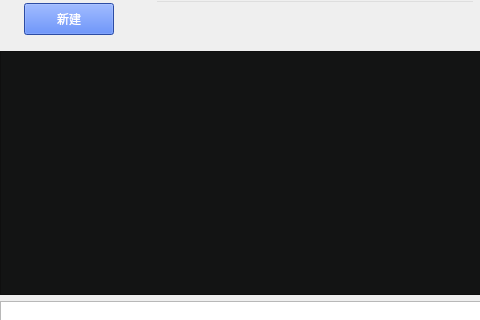
Above: widget.ui from Franklin-Qi/kylinNote before the change; both pictures show x 0 to 480 and y 0 to 320 of the 704 by 590 pixel window. Below: the same form after it.
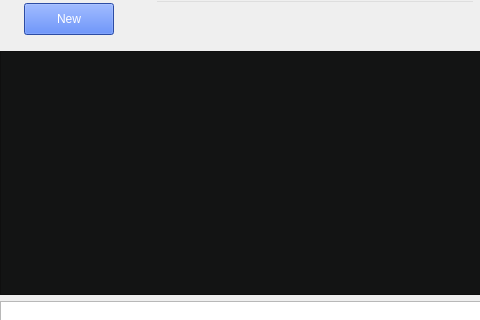
That is the form after the change. Icons and pictures are not drawn.

Diff of the .ui file:
```diff
--- a/widget.ui
+++ b/widget.ui
@@ -93,7 +93,7 @@
 color: rgb(255, 255, 255);</string>
            </property>
            <property name="text">
-            <string>新建</string>
+            <string>New</string>
            </property>
            <property name="icon">
             <iconset>
```
